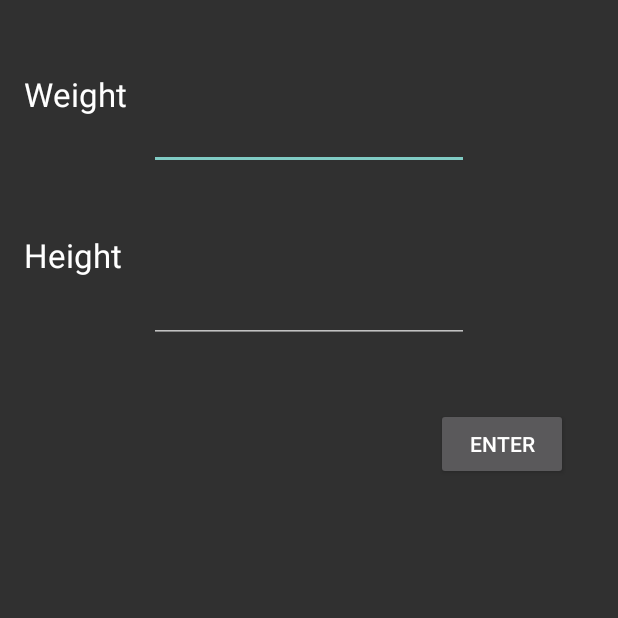
After one commit to HealthInformatics/CDCProject-One, an Android app: the BMI screen opened directly, with no data from a screen before it, on a phone screen of 412 x 824 dp, the top half of it. The commit adds this screen. Run offline under Robolectric (Android 15) with nearby library versions, the phone set to English and light mode, and no system bars.

Commit message:
BMI activity
add a BMI activity. Get height and weight from user and calculate BMI
and evaluation.

```diff
--- a/app/src/main/AndroidManifest.xml
+++ b/app/src/main/AndroidManifest.xml
@@ -1,6 +1,6 @@
 <?xml version="1.0" encoding="utf-8"?>
 <manifest xmlns:android="http://schemas.android.com/apk/res/android"
-    package="com.clarifai.androidstarter" >
+    package="com.clarifai.androidstarter">
 
     <uses-permission android:name="android.permission.INTERNET" />
     <uses-permission android:name="android.permission.READ_EXTERNAL_STORAGE" />
@@ -8,19 +8,22 @@
     <uses-permission android:name="android.permission.MEDIA_CONTENT_CONTROL" />
     <uses-permission android:name="android.permission.ACCESS_COARSE_LOCATION" />
     <uses-permission android:name="android.permission.ACCESS_FINE_LOCATION" />
-    <uses-feature android:name="android.hardware.camera2" android:required="true"/>
+
+    <uses-feature
+        android:name="android.hardware.camera2"
+        android:required="true" />
 
     <application
         android:allowBackup="true"
         android:icon="@mipmap/ic_launcher"
         android:label="@string/app_name"
-        android:theme="@style/AppTheme" >
+        android:theme="@style/AppTheme">
         <activity
             android:name=".RecognitionActivity"
             android:configChanges="orientation|keyboardHidden"
             android:label="@string/app_name"
             android:parentActivityName=".MainActivity"
-            android:screenOrientation="portrait" >
+            android:screenOrientation="portrait">
             <meta-data
                 android:name="android.support.PARENT_ACTIVITY"
                 android:value="com.clarifai.androidstarter.MainActivity" />
@@ -34,7 +37,7 @@
         </activity>
         <activity
             android:name=".MainActivity"
-            android:label="@string/app_name" >
+            android:label="@string/app_name">
             <intent-filter>
                 <action android:name="android.intent.action.MAIN" />
 
@@ -43,7 +46,9 @@
         </activity>
         <activity
             android:name=".map.MapActivity"
-            android:label="@string/title_activity_map" >
+            android:label="@string/title_activity_map"></activity>
+        <activity android:name=".BMI">
+
         </activity>
     </application>
 
--- /dev/null
+++ b/app/src/main/java/com/clarifai/androidstarter/BMI.java
@@ -0,0 +1,63 @@
+package com.clarifai.androidstarter;
+
+import android.app.Activity;
+import android.content.Intent;
+import android.os.Bundle;
+import android.provider.MediaStore;
+import android.view.View;
+import android.widget.Button;
+import android.widget.ImageView;
+import android.widget.TextView;
+import android.widget.EditText;
+
+public class BMI extends Activity {
+
+    private Button calculate;
+    private TextView result;
+    private EditText weight;
+    private EditText height;
+
+    @Override
+    protected void onCreate(Bundle savedInstanceState) {
+        super.onCreate(savedInstanceState);
+        setContentView(R.layout.activity_bmi);
+        weight=(EditText) findViewById(R.id.input_weight);
+        height=(EditText) findViewById(R.id.input_height);
+        result=(TextView) findViewById(R.id.result);
+        calculate=(Button) findViewById(R.id.calculate);
+        calculate.setOnClickListener(
+                new View.OnClickListener()
+                {
+                    @Override
+                    public void onClick(View v)
+                    {
+                        cal_BMI();
+                    }
+                }
+        );
+    }
+
+    private void cal_BMI()
+    {
+        String w = weight.getText().toString();
+        String h= height.getText().toString();
+        float f_w = Float.parseFloat(w);
+        float f_h=Float.parseFloat(h);
+        float f_r=f_w/(f_h*f_h);
+        String res=Float.toString(f_r);
+        if(f_r<18.5)
+            res+="\nYou are too thin! EAT EAT EAT";
+        else if(f_r<24.9)
+            res+="\nYou are good! Keep working";
+        else if(f_r<29.9)
+            res+="\nDude, you are overweight! You need some self control";
+        else
+            res+="\nOMG, you are so fat!";
+
+        result.setText(res);
+    }
+
+
+
+
+}
--- a/app/src/main/java/com/clarifai/androidstarter/MainActivity.java
+++ b/app/src/main/java/com/clarifai/androidstarter/MainActivity.java
@@ -26,6 +26,7 @@ public class MainActivity extends AppCompatActivity implements View.OnClickListe
     private Button selectButton;//for image recognition
     private Button searchMapBtn;
     private Button shareButton;
+    private Button bmiButton;
 
 
     @Override
@@ -36,6 +37,7 @@ public class MainActivity extends AppCompatActivity implements View.OnClickListe
         selectButton = (Button) findViewById(R.id.upload_image);//for upload images from gallery
         searchMapBtn = (Button) findViewById(R.id.searchMapBtn);
         shareButton = (Button) findViewById(R.id.shareButton);
+        bmiButton=(Button) findViewById(R.id.BMI);
         searchMapBtn.setOnClickListener(this);
         shareButton.setOnClickListener(this);
     }
@@ -89,4 +91,9 @@ public class MainActivity extends AppCompatActivity implements View.OnClickListe
         Intent recognition_intent = new Intent(this, RecognitionActivity.class);
         startActivity(recognition_intent);
     }
+    public void open_BMI(View view)
+    {
+        Intent bmi_intent=new Intent(this,BMI.class);
+        startActivity(bmi_intent);
+    }
 }
--- a/app/src/main/java/com/clarifai/androidstarter/RecognitionActivity.java
+++ b/app/src/main/java/com/clarifai/androidstarter/RecognitionActivity.java
@@ -69,10 +69,6 @@ public class RecognitionActivity extends Activity {
                 startActivityForResult(cam_intent,CODE_CAM);
               }
             }
-
-
-
-
     );
 
 
--- /dev/null
+++ b/app/src/main/res/layout/activity_bmi.xml
@@ -0,0 +1,73 @@
+<?xml version="1.0" encoding="utf-8"?>
+<RelativeLayout xmlns:android="http://schemas.android.com/apk/res/android"
+    xmlns:tools="http://schemas.android.com/tools"
+    android:layout_width="match_parent"
+    android:layout_height="match_parent"
+    android:paddingBottom="@dimen/activity_vertical_margin"
+    android:paddingLeft="@dimen/activity_horizontal_margin"
+    android:paddingRight="@dimen/activity_horizontal_margin"
+    android:paddingTop="@dimen/activity_vertical_margin"
+    tools:context="com.clarifai.androidstarter.BMI">
+
+    <EditText
+
+        android:layout_width="wrap_content"
+        android:layout_height="wrap_content"
+        android:inputType="numberDecimal"
+        android:ems="10"
+        android:id="@+id/input_weight"
+        android:layout_marginTop="52dp"
+        android:layout_alignParentTop="true"
+        android:layout_centerHorizontal="true" />
+
+    <EditText
+        android:layout_width="wrap_content"
+        android:layout_height="wrap_content"
+        android:inputType="numberDecimal"
+        android:ems="10"
+        android:id="@+id/input_height"
+        android:layout_below="@+id/input_weight"
+        android:layout_alignStart="@+id/input_weight"
+        android:layout_marginTop="70dp" />
+
+    <TextView
+        android:layout_width="wrap_content"
+        android:layout_height="wrap_content"
+        android:textAppearance="?android:attr/textAppearanceLarge"
+        android:text="Weight"
+        android:id="@+id/weight"
+        android:layout_alignParentTop="true"
+        android:layout_alignParentStart="true"
+        android:layout_marginTop="32dp" />
+
+    <TextView
+        android:layout_width="wrap_content"
+        android:layout_height="wrap_content"
+        android:textAppearance="?android:attr/textAppearanceLarge"
+        android:text="Height"
+        android:id="@+id/height"
+        android:layout_alignBottom="@+id/input_height"
+        android:layout_alignParentStart="true"
+        android:layout_marginBottom="44dp" />
+
+    <Button
+        android:layout_width="wrap_content"
+        android:layout_height="wrap_content"
+        android:text="Enter"
+        android:id="@+id/calculate"
+        android:layout_marginEnd="17dp"
+        android:layout_marginTop="43dp"
+        android:layout_below="@+id/input_height"
+        android:layout_alignParentEnd="true" />
+
+    <TextView
+        android:layout_width="wrap_content"
+        android:layout_height="wrap_content"
+        android:text=""
+        android:id="@+id/result"
+        android:layout_below="@+id/calculate"
+        android:layout_alignParentStart="true"
+        android:layout_marginTop="37dp"
+        android:layout_alignParentBottom="true"
+        android:layout_alignParentEnd="true" />
+</RelativeLayout>
--- a/app/src/main/res/layout/activity_main.xml
+++ b/app/src/main/res/layout/activity_main.xml
@@ -6,6 +6,14 @@
     android:gravity="center"
     tools:context="com.clarifai.androidstarter.MainActivity">
 
+
+    <Button
+        android:layout_width="wrap_content"
+        android:layout_height="wrap_content"
+        android:text="Calaulate BMI"
+        android:id="@+id/BMI"
+        android:layout_gravity="center_horizontal"
+        android:onClick="open_BMI"/>
 
     <Button
         android:id="@+id/upload_image"
```
